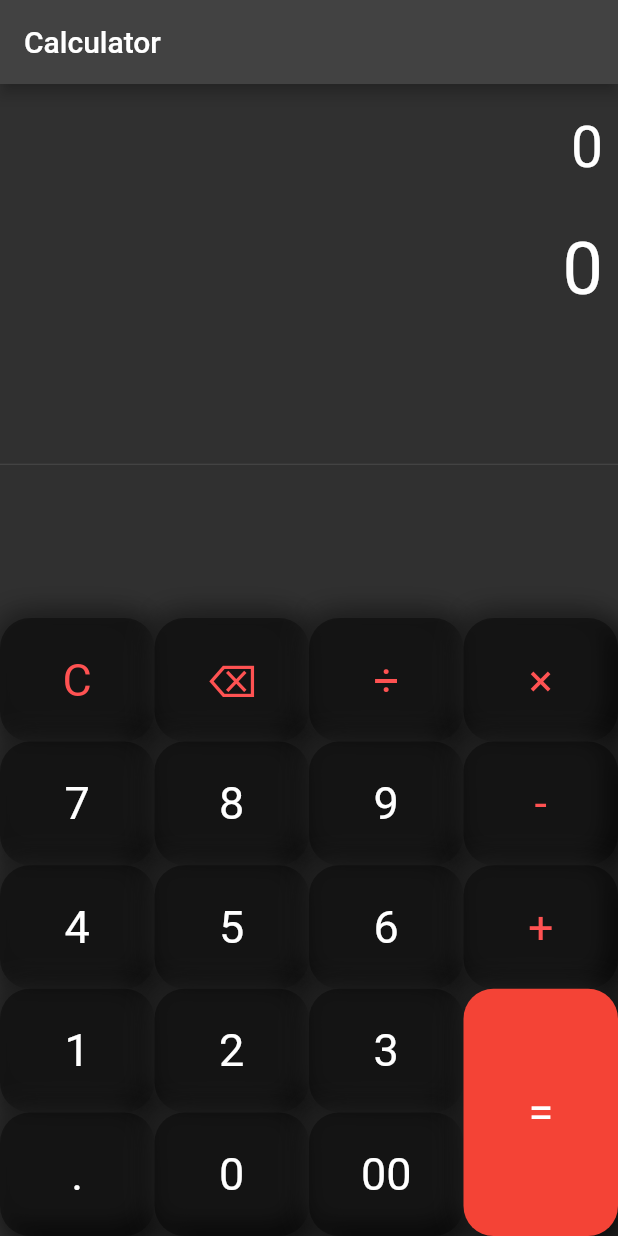
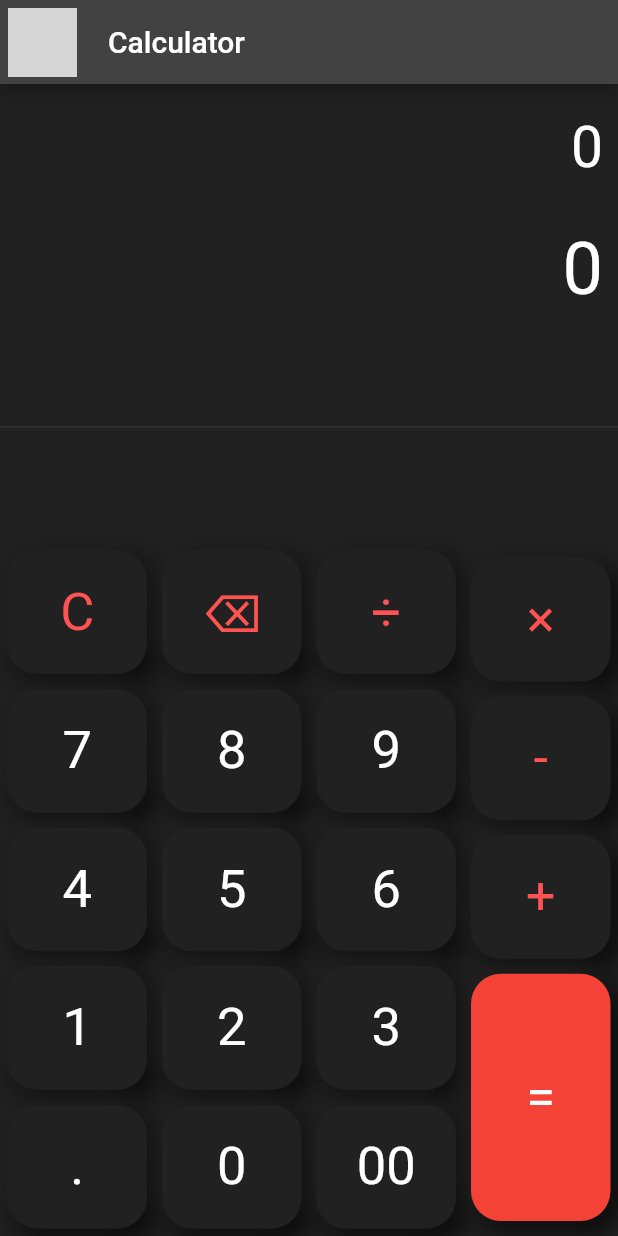
Before and after one commit to xhulianokoci/CalculatorApp, a Flutter app: the screen it shows after launch, on a phone screen of 412 x 824 dp. Run offline on Flutter 3.47's test engine with Material 2 defaults, Android fonts, the phone set to English and light mode, and no system bars; our stand-ins replace math_expressions; grey boxes are pictures that could not be loaded.

Commit message:
Calculator App V1.0

```diff
--- a/lib/main.dart
+++ b/lib/main.dart
@@ -117,13 +117,13 @@ class _SimpleCalulatorState extends State<SimpleCalulator> {
 
       ),
       height: MediaQuery.of(context).size.height * 0.1 * buttonHeight,
-
+      margin: EdgeInsets.all(5.0),
       child: TextButton(
         onPressed: () => buttonPressed(buttonText),
         child: Text(
           buttonText,
           style:  TextStyle(
-              fontSize: 30.0,
+              fontSize: 35.0,
               fontWeight: FontWeight.normal,
               color: textColor
           ),
@@ -135,7 +135,12 @@ class _SimpleCalulatorState extends State<SimpleCalulator> {
   Widget build(BuildContext context) {
     return Scaffold(
       appBar: AppBar(
+          leading: Container(
+            padding: EdgeInsets.all(5.0),
+            child: Image.asset('assets-images/logo.png',scale: 1,),
+          ),
           title: Text('Calculator')),
+      backgroundColor: Colors.grey.shade900,
       body: Column(
         children: <Widget>[
 
@@ -164,37 +169,37 @@ class _SimpleCalulatorState extends State<SimpleCalulator> {
                   children: [
                     TableRow(
                       children: [
-                        buildButton("C", 1, Colors.black38, Colors.redAccent, Colors.black, Colors.grey.shade900),
-                        buildButton("⌫", 1, Colors.black38, Colors.redAccent, Colors.black, Colors.grey.shade900),
-                        buildButton("÷", 1, Colors.black38, Colors.redAccent, Colors.black, Colors.grey.shade900),
+                        buildButton("C", 1, Colors.grey.shade900, Colors.redAccent, Colors.black, Colors.grey.shade900),
+                        buildButton("⌫", 1, Colors.grey.shade900, Colors.redAccent, Colors.black, Colors.grey.shade900),
+                        buildButton("÷", 1, Colors.grey.shade900, Colors.redAccent, Colors.black, Colors.grey.shade900),
                       ]
                     ),
                     TableRow(
                         children: [
-                          buildButton("7", 1, Colors.black38, Colors.white, Colors.black, Colors.grey.shade900),
-                          buildButton("8", 1, Colors.black38, Colors.white, Colors.black, Colors.grey.shade900),
-                          buildButton("9", 1, Colors.black38, Colors.white, Colors.black, Colors.grey.shade900),
+                          buildButton("7", 1, Colors.grey.shade900, Colors.white, Colors.black, Colors.grey.shade900),
+                          buildButton("8", 1, Colors.grey.shade900, Colors.white, Colors.black, Colors.grey.shade900),
+                          buildButton("9", 1, Colors.grey.shade900, Colors.white, Colors.black, Colors.grey.shade900),
                         ]
                     ),
                     TableRow(
                         children: [
-                          buildButton("4", 1, Colors.black38, Colors.white, Colors.black, Colors.grey.shade900),
-                          buildButton("5", 1, Colors.black38, Colors.white, Colors.black, Colors.grey.shade900),
-                          buildButton("6", 1, Colors.black38, Colors.white, Colors.black, Colors.grey.shade900),
+                          buildButton("4", 1, Colors.grey.shade900, Colors.white, Colors.black, Colors.grey.shade900),
+                          buildButton("5", 1, Colors.grey.shade900, Colors.white, Colors.black, Colors.grey.shade900),
+                          buildButton("6", 1, Colors.grey.shade900, Colors.white, Colors.black, Colors.grey.shade900),
                         ]
                     ),
                     TableRow(
                         children: [
-                          buildButton("1", 1, Colors.black38, Colors.white, Colors.black, Colors.grey.shade900),
-                          buildButton("2", 1, Colors.black38, Colors.white, Colors.black, Colors.grey.shade900),
-                          buildButton("3", 1, Colors.black38, Colors.white, Colors.black, Colors.grey.shade900),
+                          buildButton("1", 1, Colors.grey.shade900, Colors.white, Colors.black, Colors.grey.shade900),
+                          buildButton("2", 1, Colors.grey.shade900, Colors.white, Colors.black, Colors.grey.shade900),
+                          buildButton("3", 1, Colors.grey.shade900, Colors.white, Colors.black, Colors.grey.shade900),
                         ]
                     ),
                     TableRow(
                         children: [
-                          buildButton(".", 1, Colors.black38, Colors.white, Colors.black, Colors.grey.shade900),
-                          buildButton("0", 1, Colors.black38, Colors.white, Colors.black, Colors.grey.shade900),
-                          buildButton("00", 1, Colors.black38, Colors.white, Colors.black, Colors.grey.shade900),
+                          buildButton(".", 1, Colors.grey.shade900, Colors.white, Colors.black, Colors.grey.shade900),
+                          buildButton("0", 1, Colors.grey.shade900, Colors.white, Colors.black, Colors.grey.shade900),
+                          buildButton("00", 1, Colors.grey.shade900, Colors.white, Colors.black, Colors.grey.shade900),
                         ]
                     ),
                   ],
@@ -206,17 +211,17 @@ class _SimpleCalulatorState extends State<SimpleCalulator> {
                   children: [
                     TableRow(
                       children: [
-                        buildButton("×", 1, Colors.black38, Colors.redAccent, Colors.black, Colors.grey.shade900),
+                        buildButton("×", 1, Colors.grey.shade900, Colors.redAccent, Colors.black, Colors.grey.shade900),
                       ]
                     ),
                     TableRow(
                         children: [
-                          buildButton("-", 1, Colors.black38, Colors.redAccent, Colors.black, Colors.grey.shade900),
+                          buildButton("-", 1, Colors.grey.shade900, Colors.redAccent, Colors.black, Colors.grey.shade900),
                         ]
                     ),
                     TableRow(
                         children: [
-                          buildButton("+", 1, Colors.black38, Colors.redAccent, Colors.black, Colors.grey.shade900),
+                          buildButton("+", 1, Colors.grey.shade900, Colors.redAccent, Colors.black, Colors.grey.shade900),
                         ]
                     ),
                     TableRow(
```
Also changed, not shown: pubspec.yaml (+13 -4 lines), pubspec.lock, 21 other files.
